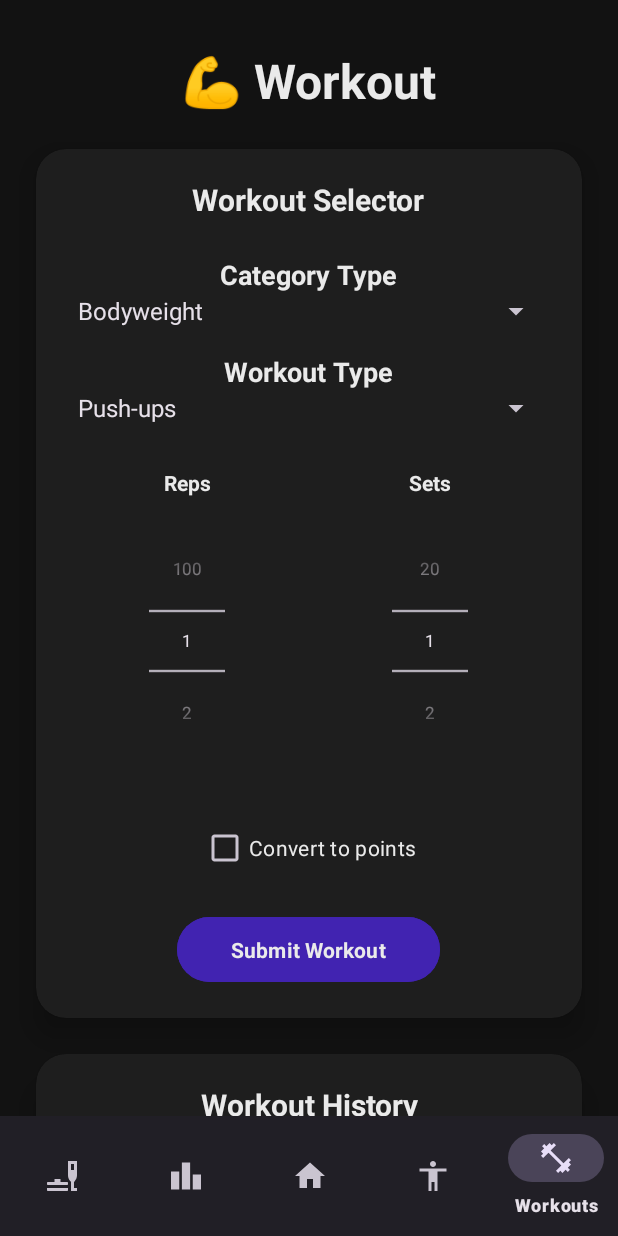
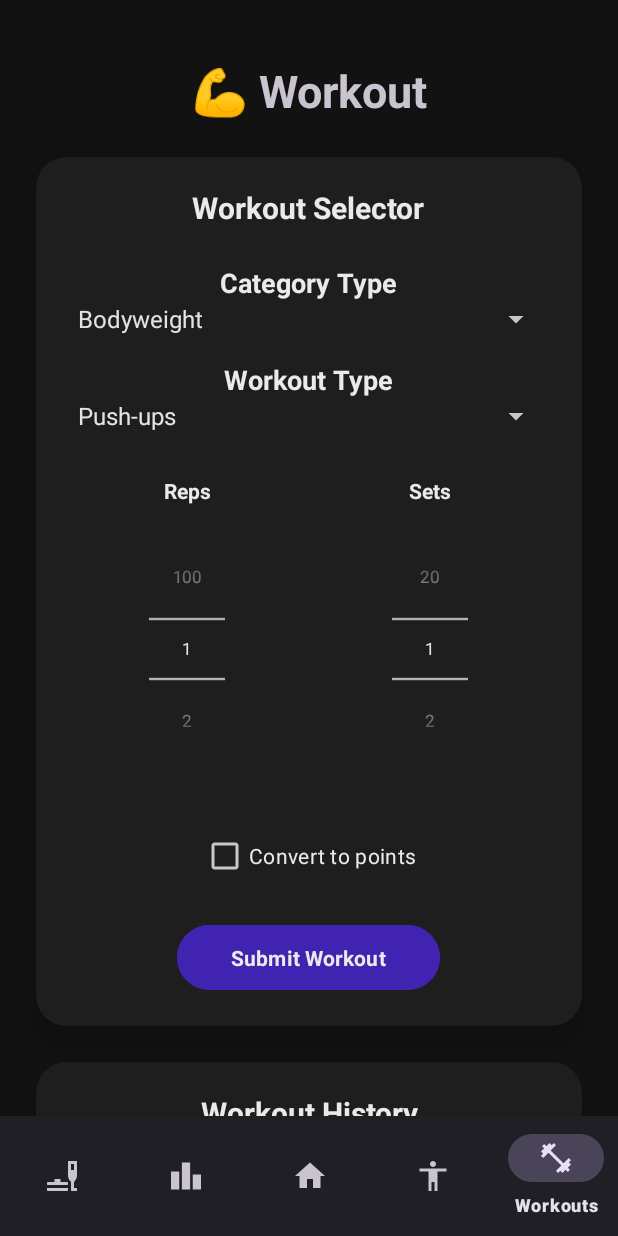
Before and after one commit to Abhinav-Bathala/Health-Hero, an Android app: the screen it shows after launch once a user with an empty profile is signed in (Home), item 5 of the bottom bar chosen, on a phone screen of 412 x 824 dp. Run offline under Robolectric (Android 15) with nearby library versions, the phone set to English and light mode, and no system bars; our stand-ins replace Firebase (no records; nobody signed in at launch, a user with empty details on screens opened directly); Roboto replaces fonts that are not available here.

Commit message:
Formatting

```diff
--- a/app/src/main/res/layout/fragment_profile.xml
+++ b/app/src/main/res/layout/fragment_profile.xml
@@ -18,7 +18,7 @@
             android:layout_height="100dp"
             android:src="@drawable/image_removebg_preview"
             android:scaleType="centerCrop"
-            android:layout_marginTop="20dp"
+            android:layout_marginTop="24dp"
             android:padding="4dp"
             app:layout_constraintTop_toTopOf="parent"
             app:layout_constraintStart_toStartOf="parent"
--- a/app/src/main/res/layout/fragment_workout.xml
+++ b/app/src/main/res/layout/fragment_workout.xml
@@ -15,18 +15,18 @@
         <!-- Title -->
         <TextView
             android:id="@+id/workoutTitle"
-            android:layout_width="wrap_content"
+            android:layout_width="match_parent"
             android:layout_height="wrap_content"
-            android:layout_marginTop="32dp"
+            android:layout_marginTop="40dp"
             android:text="💪 Workout"
             android:fontFamily="@font/aleo_medium"
-            android:textSize="32sp"
+            android:textSize="30sp"
             android:textAlignment="center"
             android:textStyle="bold"
-            android:textColor="@color/text_primary"
-            app:layout_constraintTop_toTopOf="parent"
+            app:layout_constraintEnd_toEndOf="parent"
             app:layout_constraintStart_toStartOf="parent"
-            app:layout_constraintEnd_toEndOf="parent" />
+            app:layout_constraintTop_toTopOf="parent" />
+
 
         <!-- Workout Selector Card -->
         <androidx.cardview.widget.CardView
```
Also changed, not shown: app/src/main/res/layout/fragment_leaderboard.xml (+7 -0 lines).
